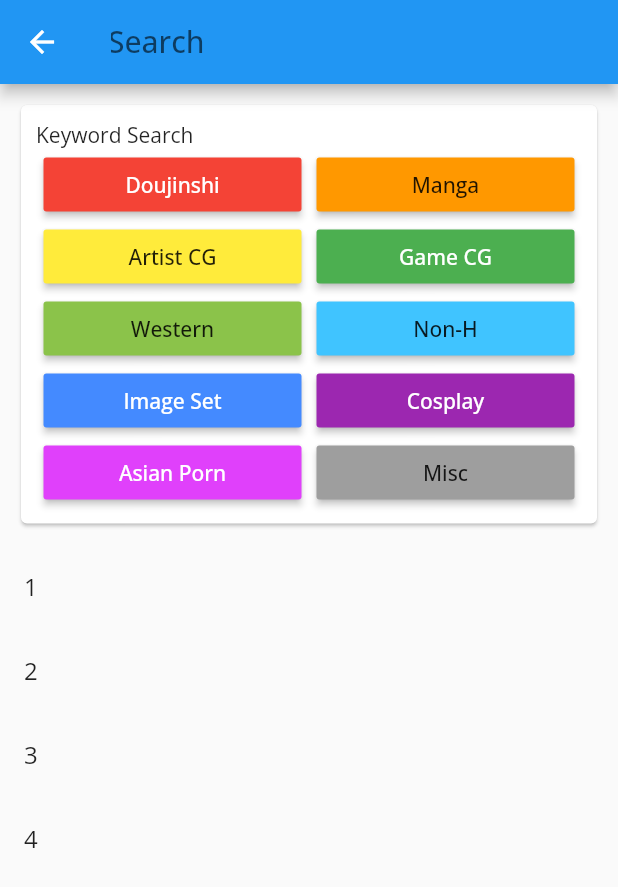
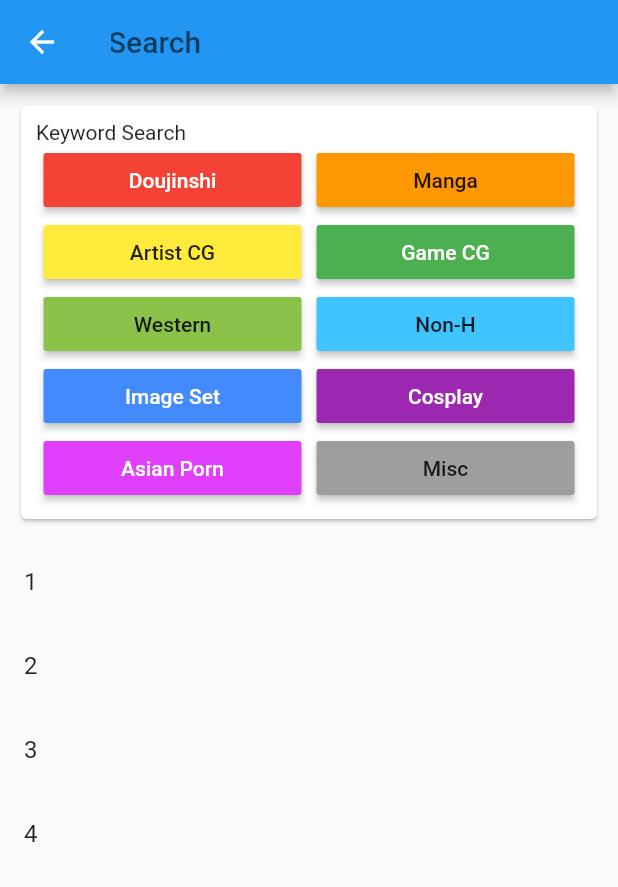
Before and after one commit to caxerx/PandaSeeker, a Flutter app: the screen it shows after launch, after a tap on the "search" icon, on a phone screen of 412 x 824 dp. Shown: the top 887 px of the screen. Run offline on Flutter 3.47's test engine with Material 2 defaults, Android fonts, the phone set to English and light mode, and no system bars; our stand-ins replace cached_network_image, google_fonts; generated files the repository leaves out were written again; network calls fail; Roboto replaces fonts that are missing (Oxygen).

```diff
--- a/lib/json_model/gallery_image_info.dart
+++ b/lib/json_model/gallery_image_info.dart
@@ -1,4 +1,3 @@
-import 'package:pandaseeker/json_model/gallery_info.dart';
 import 'package:pandaseeker/panda_parser.dart';
 
 class GalleryImageInfo {
--- a/lib/main.dart
+++ b/lib/main.dart
@@ -23,12 +23,12 @@ class MyApp extends StatelessWidget {
         child: MaterialApp(
           title: GlobalSetting.APP_NAME,
           theme: ThemeData(
-              textTheme: GoogleFonts.openSansTextTheme(),
+              textTheme: GoogleFonts.oxygenTextTheme(),
               secondaryHeaderColor: Colors.pink),
           darkTheme: ThemeData(
               brightness: Brightness.dark,
               textTheme:
-              GoogleFonts.openSansTextTheme(ThemeData
+              GoogleFonts.oxygenTextTheme(ThemeData
                   .dark()
                   .textTheme)),
           home: GalleryListPage(),
--- a/lib/page/gallery_list_page.dart
+++ b/lib/page/gallery_list_page.dart
@@ -41,8 +41,6 @@ class _GalleryListPageState extends State<GalleryListPage> {
     if (reachEnd || loading) {
       return;
     }
-
-    print("loadPage: $lastPage");
 
     await addItems(lastPage);
 
```
Also changed, not shown: lib/page/gallery_image_page.dart (+19 -10 lines).
